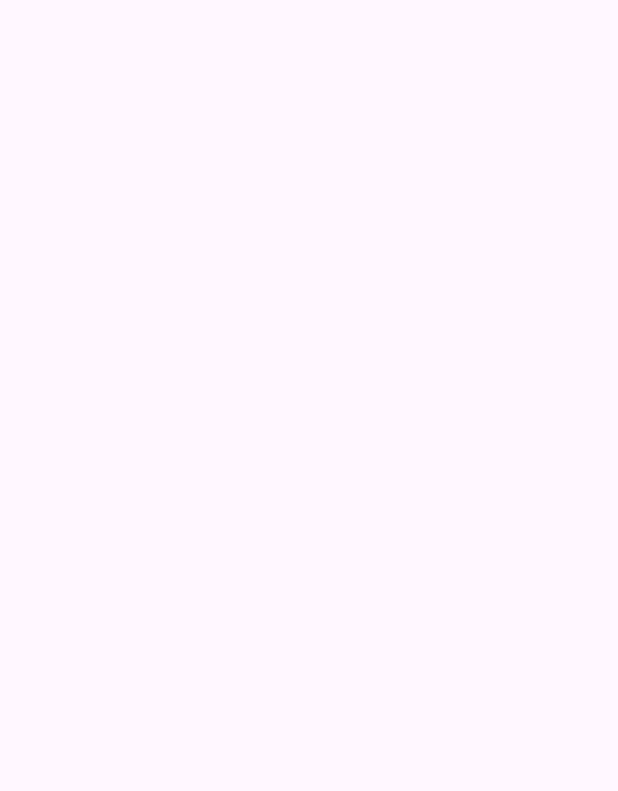
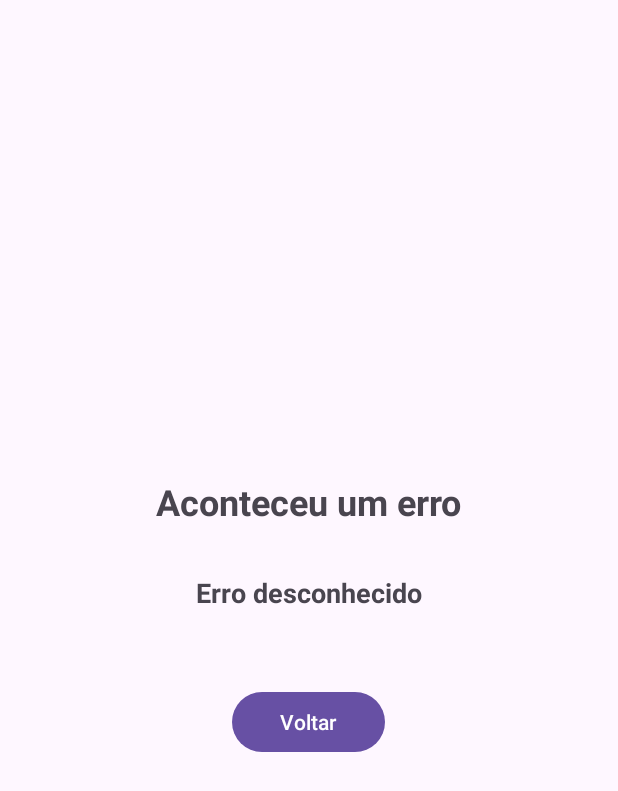
Before and after one commit to Lallindo/FormaGeometricaApp, an Android app: the ErroActivity screen opened directly, with no data from a screen before it, on a phone screen of 412 x 824 dp. Before the commit the part shown is empty. Shown: the top 791 px of the screen. Run offline under Robolectric (Android 15) with nearby library versions, the phone set to English and light mode, and no system bars; 1 statement that could not run was skipped.

Commit message:
Adição de tratamento de erros ao criar a forma.

```diff
--- a/app/src/main/java/com/example/figurageometricaapp/Activities/ErroActivity.java
+++ b/app/src/main/java/com/example/figurageometricaapp/Activities/ErroActivity.java
@@ -1,6 +1,10 @@
 package com.example.figurageometricaapp.Activities;
 
+import android.content.Intent;
 import android.os.Bundle;
+import android.view.View;
+import android.widget.Button;
+import android.widget.TextView;
 
 import androidx.activity.EdgeToEdge;
 import androidx.appcompat.app.AppCompatActivity;
@@ -12,15 +16,30 @@ import com.example.figurageometricaapp.R;
 
 public class ErroActivity extends AppCompatActivity {
 
+    Button btnVoltarErro;
+
+    TextView erroDescription;
+
     @Override
     protected void onCreate(Bundle savedInstanceState) {
         super.onCreate(savedInstanceState);
         EdgeToEdge.enable(this);
         setContentView(R.layout.activity_erro);
-        ViewCompat.setOnApplyWindowInsetsListener(findViewById(R.id.main), (v, insets) -> {
-            Insets systemBars = insets.getInsets(WindowInsetsCompat.Type.systemBars());
-            v.setPadding(systemBars.left, systemBars.top, systemBars.right, systemBars.bottom);
-            return insets;
+
+        btnVoltarErro = findViewById(R.id.btnVoltarErro);
+        erroDescription = findViewById(R.id.erroDescription);
+
+        if (!getIntent().getStringExtra("erro_description").isEmpty()) {
+            erroDescription.setText(getIntent().getStringExtra("erro_description"));
+        }
+
+        btnVoltarErro.setOnClickListener(new View.OnClickListener() {
+            @Override
+            public void onClick(View v) {
+                // Inicia a EntradaActivity
+                Intent intent = new Intent(ErroActivity.this, EntradaActivity.class);
+                startActivity(intent);
+            }
         });
     }
 }
--- a/app/src/main/java/com/example/figurageometricaapp/Controllers/FormaGeometricaController.java
+++ b/app/src/main/java/com/example/figurageometricaapp/Controllers/FormaGeometricaController.java
@@ -43,7 +43,11 @@ public class FormaGeometricaController {
         // É um triângulo
         else if (lados.length == 3 && lados[0] == lados[1] && lados[0] == lados[2]) { // Caso tenha 3 lados e eles sejam iguais, instancia um Equilátero
             return new Equilatero(lados);
-        } else if (lados.length == 3 && lados[0] == lados[1] && lados[0] != lados[2]) { // Caso tenha 3 lados e dois deles sejam iguais, instancia um Isósceles
+        } else if (lados.length == 3 &&
+                (
+                        (lados[0] == lados[1] && lados[0] != lados[2]) ||
+                        (lados[0] != lados[1] && lados[1] == lados[2])
+                )) { // Caso tenha 3 lados e dois deles sejam iguais, instancia um Isósceles
             return new Isosceles(lados);
         } else if (lados.length == 3 && lados[0] != lados[1] && lados[1] != lados[2]) { // Caso tenha 3 lados e eles sejam diferentes, instancia um Escaleno
             return new Escaleno(lados);
--- a/app/src/main/res/layout/activity_erro.xml
+++ b/app/src/main/res/layout/activity_erro.xml
@@ -1,10 +1,36 @@
 <?xml version="1.0" encoding="utf-8"?>
-<androidx.constraintlayout.widget.ConstraintLayout xmlns:android="http://schemas.android.com/apk/res/android"
-    xmlns:app="http://schemas.android.com/apk/res-auto"
+<LinearLayout xmlns:android="http://schemas.android.com/apk/res/android"
     xmlns:tools="http://schemas.android.com/tools"
-    android:id="@+id/main"
     android:layout_width="match_parent"
     android:layout_height="match_parent"
-    tools:context=".Activities.ErroActivity">
+    android:orientation="vertical"
+    android:padding="16dp"
+    android:gravity="center"
+    tools:context=".Activities.MainActivity">
 
-</androidx.constraintlayout.widget.ConstraintLayout>
+    <TextView
+        android:layout_width="wrap_content"
+        android:layout_height="wrap_content"
+        android:text="@string/erroTitle"
+        android:textSize="24sp"
+        android:textStyle="bold"
+        android:layout_marginBottom="32dp"/>
+
+    <TextView
+        android:id="@+id/erroDescription"
+        android:layout_width="wrap_content"
+        android:layout_height="wrap_content"
+        android:text="@string/erroDescription"
+        android:textSize="18sp"
+        android:textStyle="bold" />
+
+    <Button
+        android:id="@+id/btnVoltarErro"
+        android:layout_width="wrap_content"
+        android:layout_height="wrap_content"
+        android:text="@string/btnVoltar"
+        android:layout_marginTop="50dp"
+        android:paddingStart="32dp"
+        android:paddingEnd="32dp"/>
+
+</LinearLayout>
```
Also changed, not shown: app/src/main/java/com/example/figurageometricaapp/Activities/EntradaActivity.java (+11 -1 lines), app/src/main/java/com/example/figurageometricaapp/Activities/ResultadoActivity.java (+4 -4 lines), app/src/main/res/layout/activity_entrada.xml (+6 -6 lines), app/src/main/res/layout/activity_main.xml (+5 -5 lines), app/src/main/res/layout/activity_resultado.xml (+6 -6 lines), app/src/main/res/values/strings.xml (+21 -5 lines).
